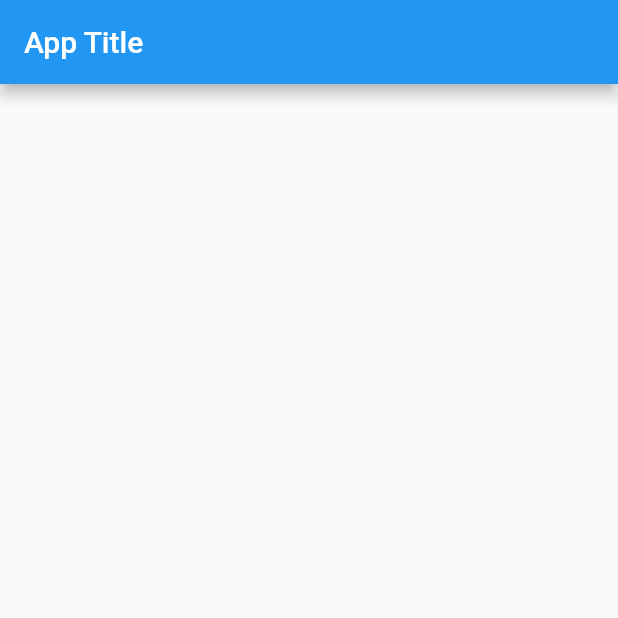
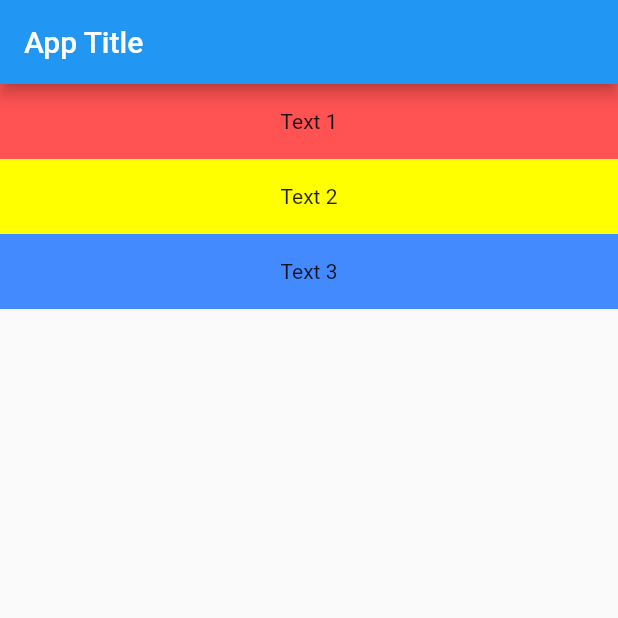
Before and after one commit to authuright/complete-flutter-app, a Flutter app: the screen it shows after launch, on a phone screen of 412 x 824 dp, the top half of it. Run offline on Flutter 3.47's test engine with Material 2 defaults, Android fonts, the phone set to English and light mode, and no system bars.

Commit message:
ListView widget

```diff
--- a/lib/main.dart
+++ b/lib/main.dart
@@ -1,4 +1,3 @@
-
 import 'package:flutter/material.dart';
 
 void main() {
@@ -31,7 +30,31 @@ class _MyHomePageState extends State<MyHomePage> {
       appBar: AppBar(
         title: const Text("App Title"),
       ),
-      body: const Center(
+      body: ListView(
+        children: [
+          Container(
+            padding: const EdgeInsets.all(10.0),
+            height: 50,
+            color: Colors.redAccent,
+            child: const Center(
+              child:Text("Text 1"),
+            ),
+          ),
+          Container(
+            padding: const EdgeInsets.all(10.0),
+            height: 50,
+            color: Colors.yellowAccent,
+            child: const Center(
+              child: const Center(child:Text("Text 2")),
+            ),
+          ),
+          Container(
+            padding: const EdgeInsets.all(10.0),
+            height: 50,
+            color: Colors.blueAccent,
+            child: const Center(child:Text("Text 3"),),
+          ),
+        ],
       ),
     );
   }
```
